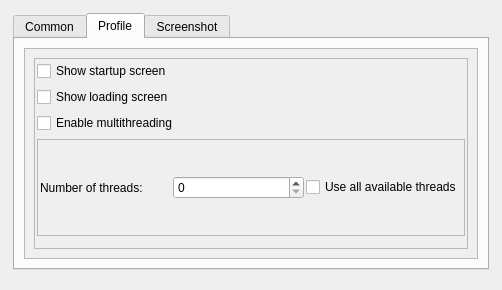
This is forms/preferences.ui in isis-group/vast as Qt 5 draws it before an edit. The edited form follows.
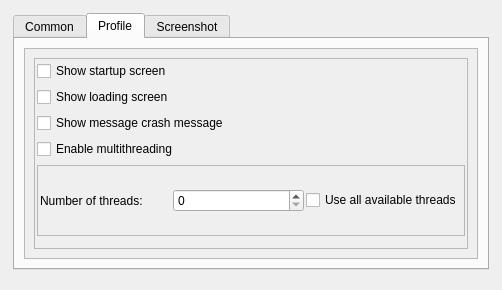
This is the edited form. The open tabs and pages were chosen to show the change.

Commit message: add crash logging

Patch:
```diff
--- a/forms/preferences.ui
+++ b/forms/preferences.ui
@@ -209,6 +209,13 @@
                    </property>
                   </widget>
                  </item>
+                 <item>
+                  <widget class="QCheckBox" name="checkCrashMessage">
+                   <property name="text">
+                    <string>Show message crash message</string>
+                   </property>
+                  </widget>
+                 </item>
                  <item>
                   <widget class="QCheckBox" name="enableMultithreading">
                    <property name="text">
```
Left out of the diff: 2 changed lines with no effect on the pictures. The commit also changes 16 other files.
